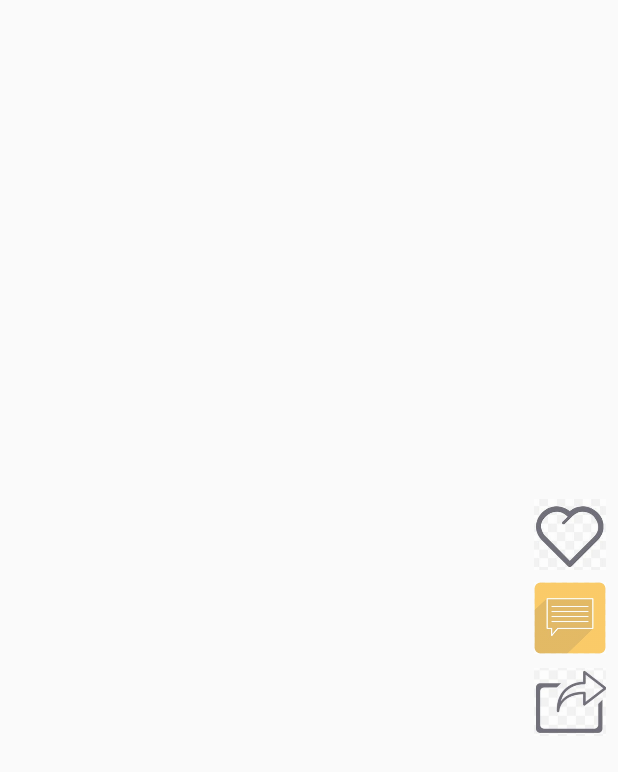
After one commit to c01dkit/MiniTikTok, an Android app: the layout activity_click_video.xml on its own in the app's theme, with its tools: preview values and no code run, on a phone screen of 412 x 824 dp. The commit adds this screen. Shown: the top 772 px of the screen. Run offline under Robolectric (Android 15) with nearby library versions, the phone set to English and light mode, and no system bars; plain views replace IJKPlayerStandardLoopVideo.

Commit message:
新增视频点击播放Activity

```diff
--- a/app/src/main/java/com/example/minitiktok/activity/MainActivity.java
+++ b/app/src/main/java/com/example/minitiktok/activity/MainActivity.java
@@ -47,7 +47,7 @@ public class MainActivity extends BaseActivity {
         mFragments.add(PlaceFragment.newInstance("b","1"));
         mFragments.add(UploadFragment.newInstance("c","2"));
         mFragments.add(MessageFragment.newInstance("d","3"));
-        mFragments.add(ProfileFragment.newInstance(userName,"4")); //如果直接传入字符串是可以运行的
+        mFragments.add(ProfileFragment.newInstance(userName,"4"));
     }
     //底部状态按钮与碎片绑定
     private void initBottom(){
--- a/app/src/main/java/com/example/minitiktok/model/Video.java
+++ b/app/src/main/java/com/example/minitiktok/model/Video.java
@@ -9,4 +9,5 @@ public class Video {
     @SerializedName("video_url") public String videoUrl;
     @SerializedName("image_w") public int imageWidth;
     @SerializedName("image_h") public int imageHeight;
+    @SerializedName("createdAt") private String time;
 }
--- a/app/src/main/java/com/example/minitiktok/util/ResourceUtils.java
+++ b/app/src/main/java/com/example/minitiktok/util/ResourceUtils.java
@@ -9,7 +9,9 @@ import android.os.Build;
 import android.os.Environment;
 import android.provider.DocumentsContract;
 import android.provider.MediaStore;
-import android.support.v4.content.CursorLoader;
+
+import androidx.loader.content.CursorLoader;
+//import android.support.v4.content.CursorLoader;
 
 /**
  * @author Xavier.S
--- /dev/null
+++ b/app/src/main/res/layout/activity_click_video.xml
@@ -0,0 +1,66 @@
+<?xml version="1.0" encoding="utf-8"?>
+<androidx.constraintlayout.widget.ConstraintLayout xmlns:android="http://schemas.android.com/apk/res/android"
+    xmlns:app="http://schemas.android.com/apk/res-auto"
+    android:orientation="vertical"
+    android:layout_width="match_parent"
+    android:layout_height="match_parent">
+
+    <!--<com.example.minitiktok.view.IJKPlayerStandardLoopVideo
+        android:id="@+id/click_pop_video"
+        android:layout_width="match_parent"
+        android:layout_height="match_parent"
+        android:layout_alignParentEnd="true"
+        android:layout_alignParentStart="true"
+        android:layout_alignParentBottom="true"/>-->
+
+    <ImageButton
+        android:id="@+id/b_like"
+        android:background="#0000"
+        android:layout_alignParentTop="true"
+        android:src="@drawable/ic_like"
+        android:layout_margin="8dp"
+        android:scaleType="centerInside"
+        android:alpha="0.65"
+        app:layout_constraintBottom_toTopOf="@id/ib_comment"
+        app:layout_constraintEnd_toEndOf="parent"
+        android:layout_width="48dp"
+        android:layout_height="48dp" />
+
+    <ImageView
+        android:id="@+id/iv_like"
+        android:layout_width="48dp"
+        android:layout_height="48dp"
+        android:layout_margin="8dp"
+        android:layout_alignParentTop="true"
+        app:layout_constraintBottom_toTopOf="@id/ib_comment"
+        app:layout_constraintEnd_toEndOf="parent"
+        android:src="@drawable/ic_heart"
+        android:visibility="invisible" />
+
+    <ImageButton
+        android:id="@+id/ib_comment"
+        android:layout_below="@id/b_like"
+        android:layout_margin="8dp"
+        android:background="#0000"
+        android:src="@drawable/ic_comment"
+        android:scaleType="centerInside"
+        android:alpha="0.65"
+        app:layout_constraintEnd_toEndOf="parent"
+        app:layout_constraintTop_toTopOf="parent"
+        app:layout_constraintBottom_toBottomOf="parent"
+        android:layout_width="48dp"
+        android:layout_height="48dp" />
+
+    <ImageButton
+        android:layout_margin="8dp"
+        android:background="#0000"
+        android:layout_below="@id/ib_comment"
+        android:alpha="0.65"
+        app:layout_constraintTop_toBottomOf="@id/ib_comment"
+        app:layout_constraintEnd_toEndOf="parent"
+        android:src="@drawable/ic_share"
+        android:scaleType="centerInside"
+        android:layout_width="48dp"
+        android:layout_height="48dp" />
+
+</androidx.constraintlayout.widget.ConstraintLayout>
```
Also changed, not shown: app/src/main/java/com/example/minitiktok/activity/ClickVideoActivity.java (added, +134 -0 lines), app/src/main/res/anim/like_anim.xml (added, +21 -0 lines), app/src/main/res/drawable/ic_comment.png (added), app/src/main/res/drawable/ic_heart.png (added), app/src/main/res/drawable/ic_like.png (added), app/src/main/res/drawable/ic_share.png (added).
